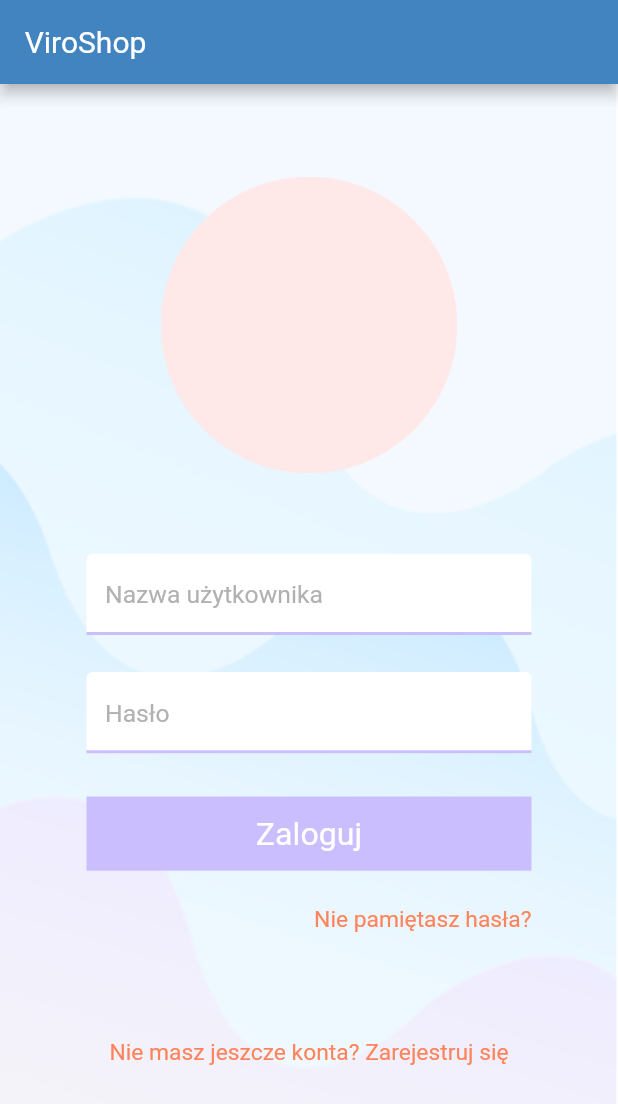
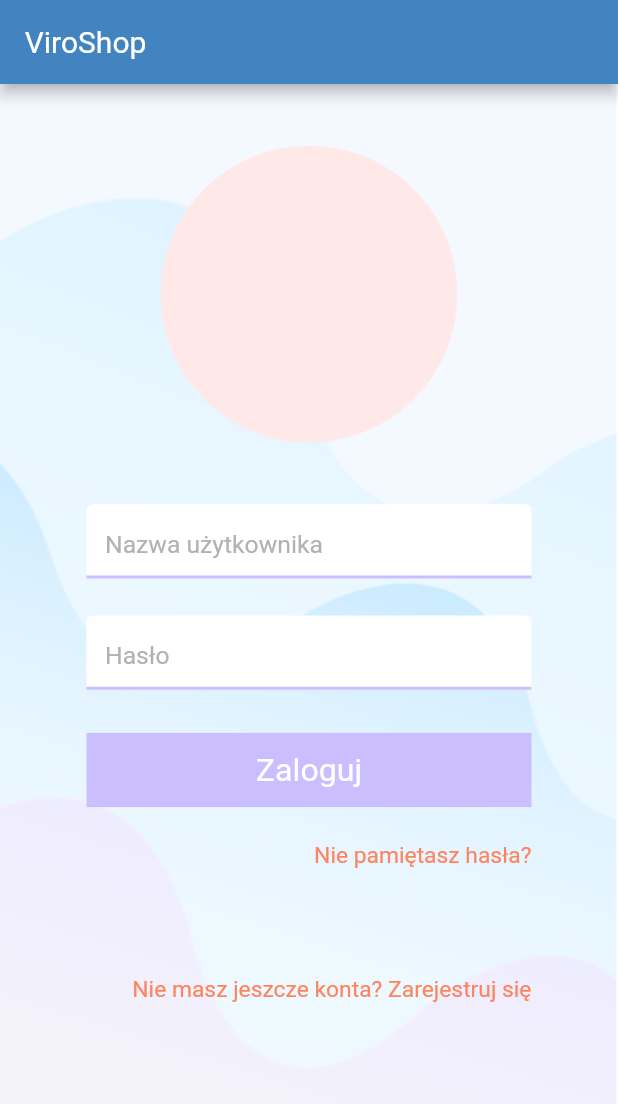
Before and after one commit to CookieDinner/Viroshop, a Flutter app: the screen it shows after launch, on a phone screen of 412 x 824 dp. Shown: the top 1104 px of the screen. Run offline on Flutter 3.47's test engine with Material 2 defaults, Android fonts, the phone set to English and light mode, and no system bars; our stand-ins replace flutter_spinkit.

Commit message:
Fixed some scaling issues

```diff
--- a/PPI_MOBILE/viroshop/lib/CustomWidgets/CustomTextFormField.dart
+++ b/PPI_MOBILE/viroshop/lib/CustomWidgets/CustomTextFormField.dart
@@ -27,7 +27,9 @@ class CustomTextFormFieldState extends State<CustomTextFormField>{
   Widget build(BuildContext context) {
     final mediaSize = MediaQuery.of(context).size;
 
-    return TextFormField(
+    return Container(
+      height: mediaSize.height * 0.06,
+      child: TextFormField(
         controller: widget.controller,
         textInputAction: widget.textInputAction,
         cursorColor: Constants.accentPlus,
@@ -38,7 +40,7 @@ class CustomTextFormFieldState extends State<CustomTextFormField>{
               mediaSize.width * 0.03,
               0,
               mediaSize.width * 0.03,
-            mediaSize.height * 0.06 * 0.34),
+              mediaSize.height * 0.06 * 0.3),
           floatingLabelBehavior: FloatingLabelBehavior.never,
           alignLabelWithHint: true,
           labelText: widget.label, hintText: widget.label,
@@ -69,6 +71,7 @@ class CustomTextFormFieldState extends State<CustomTextFormField>{
             fontSize: mediaSize.height * 0.022
         ),
         onFieldSubmitted: widget.confirmAction
+      ),
     );
   }
 }
--- a/PPI_MOBILE/viroshop/lib/Views/LoginView.dart
+++ b/PPI_MOBILE/viroshop/lib/Views/LoginView.dart
@@ -76,9 +76,9 @@ class LoginState extends State<LoginView> with TickerProviderStateMixin{
                   Padding(
                     padding: EdgeInsets.fromLTRB(
                         mediaSize.width * 0.26,
-                        mediaSize.width * 0.15,
+                        mediaSize.height * 0.05,
                         mediaSize.width * 0.26,
-                        mediaSize.width * 0.13,
+                        mediaSize.height * 0.05,
                     ),
                     child: Image.asset('assets/images/logo.png'),
                   ),
@@ -128,6 +128,9 @@ class LoginState extends State<LoginView> with TickerProviderStateMixin{
                             ],
                           ),
                           SizedBox(height: mediaSize.height * 0.05,),
+                          Row(
+                            mainAxisAlignment: MainAxisAlignment.end,
+                            children: [
                               FlatButton(
                                 onPressed: (){},
                                 child: Text("Nie masz jeszcze konta? Zarejestruj się",
@@ -140,6 +143,8 @@ class LoginState extends State<LoginView> with TickerProviderStateMixin{
                                 padding: EdgeInsets.all(0),
                                 highlightColor: Colors.transparent,
                                 splashColor: Colors.transparent,
+                              ),
+                            ],
                           ),
                         ],
                       ),
@@ -185,7 +190,7 @@ class Spinner extends StatelessWidget{
       height: MediaQuery.of(context).size.height * 0.06,
       child: SpinKitFadingCube(
         color: Constants.accent,
-        size: MediaQuery.of(context).size.height * 0.04,
+        size: MediaQuery.of(context).size.width * 0.09,
         controller: AnimationController(
           vsync: provider, duration: const Duration(milliseconds: 1500)
         ),
```
Lines whose indentation alone changed are shown as unchanged.
